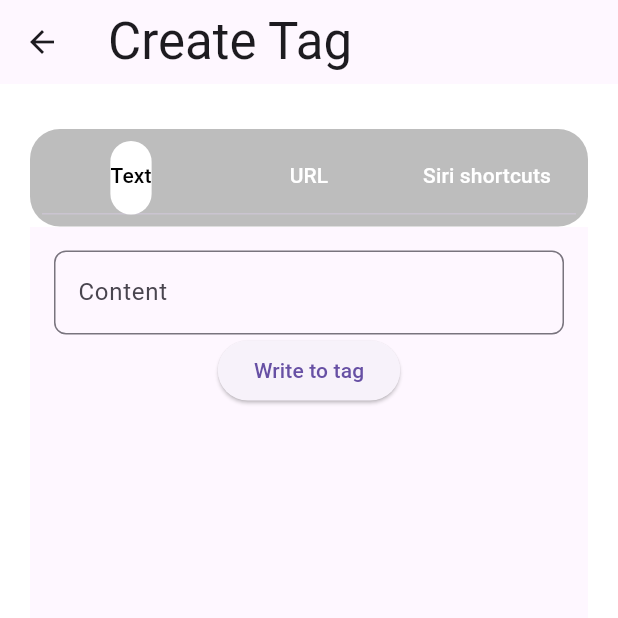
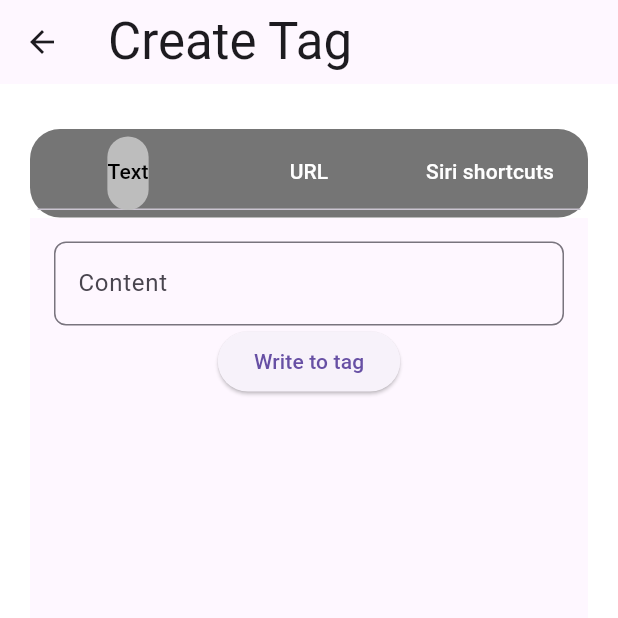
Before and after one commit to Sinanbny/NFC_App., a Flutter app: the TabBarPage screen opened directly, on a phone screen of 412 x 824 dp, the top half of it. Run offline on Flutter 3.47's test engine with Material 3 defaults, Android fonts, the phone set to English and light mode, and no system bars; missing offline and left inert: nfc_manager.

Commit message:
Update tabbar_page.dart

```diff
--- a/lib/tabbar_page.dart
+++ b/lib/tabbar_page.dart
@@ -37,7 +37,7 @@ class _TabBarPageState extends State<TabBarPage>
       ),
       body: SingleChildScrollView(
         child: Padding(
-          padding: const EdgeInsets.symmetric(horizontal: 20),
+          padding: const EdgeInsets.symmetric(horizontal:20),
           child: SizedBox(
             height: MediaQuery.of(context).size.height,
             child: Column(
@@ -47,19 +47,19 @@ class _TabBarPageState extends State<TabBarPage>
 
                   width: MediaQuery.of(context).size.height,
                   decoration: BoxDecoration(
-                      color: Colors.grey[400],
+                      color: Colors.grey[600],
                       borderRadius: BorderRadius.circular(20)),
                   child: Column(
                     children: [
                       Padding(
-                        padding: const EdgeInsets.all(8),
+                        padding: const EdgeInsets.all(5),
                         child: TabBar(
                           unselectedLabelColor: Colors.white,
                           labelColor: Colors.black,
                           indicatorColor: Colors.white,
                           indicatorWeight: 3,
                           indicator: BoxDecoration(
-                            color: Colors.white,
+                            color: Colors.grey[400],
                             borderRadius: BorderRadius.circular(15),
                           ),
                           controller: tabController,
```
